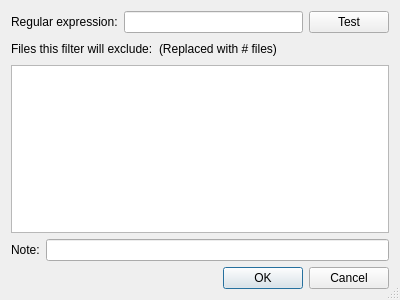
Qt form src/NewFileFilter.ui (chennes/CleanSARIF) before a commit.
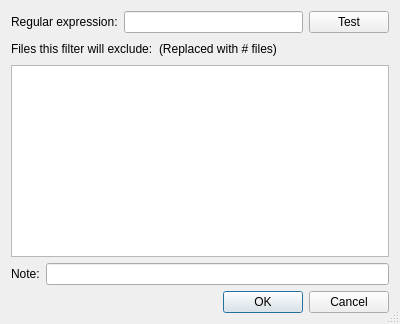
The same form after that commit.

Diff of the .ui file:
```diff
--- a/src/NewFileFilter.ui
+++ b/src/NewFileFilter.ui
@@ -79,7 +79,14 @@
     </layout>
    </item>
    <item>
-    <widget class="QListWidget" name="resultsList"/>
+    <widget class="QListWidget" name="resultsList">
+     <property name="sizePolicy">
+      <sizepolicy hsizetype="Preferred" vsizetype="MinimumExpanding">
+       <horstretch>0</horstretch>
+       <verstretch>0</verstretch>
+      </sizepolicy>
+     </property>
+    </widget>
    </item>
    <item>
     <layout class="QHBoxLayout" name="horizontalLayout_2">
```
